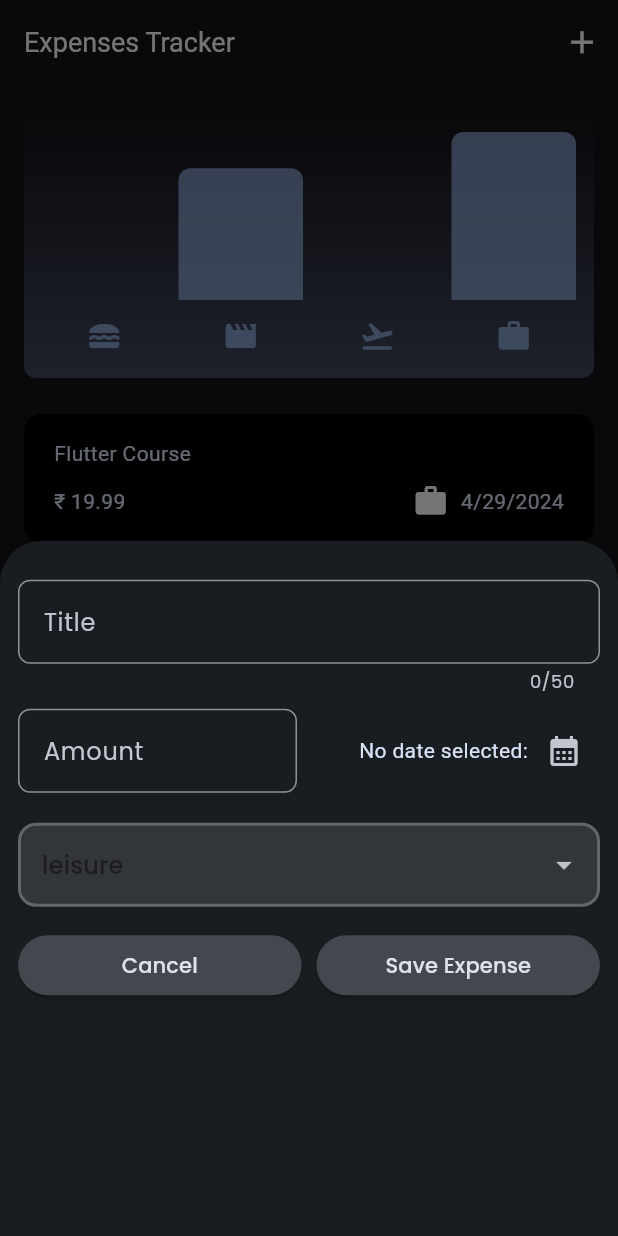
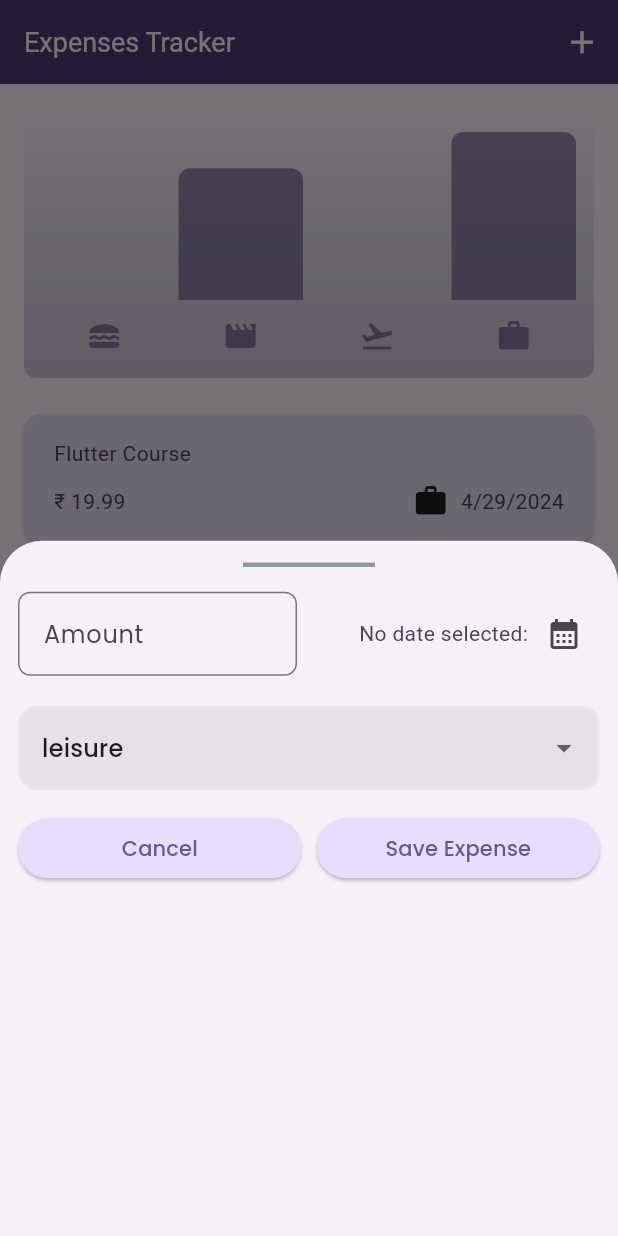
Before and after one commit to Krupal19/Expense-Tracker, a Flutter app: the screen it shows after launch, after a tap on the "add" icon, on a phone screen of 412 x 824 dp. Run offline on Flutter 3.47's test engine with Material 3 defaults, Android fonts, the phone set to English and light mode, and no system bars; our stand-ins replace google_fonts.

Commit message:
Responsive code add in some file

```diff
--- a/lib/main.dart
+++ b/lib/main.dart
@@ -5,11 +5,14 @@ import 'package:google_fonts/google_fonts.dart';
 
 void main() {
   // Below code is user rotate phone but not app in landscape
-  WidgetsFlutterBinding.ensureInitialized();
+  /*WidgetsFlutterBinding.ensureInitialized();
   SystemChrome.setPreferredOrientations([DeviceOrientation.portraitUp]).then(
     (value) => runApp(
       const MyApp(),
     ),
+  );*/
+  runApp(
+    const MyApp(),
   );
 }
 
@@ -88,7 +91,7 @@ class MyApp extends StatelessWidget {
         snackBarTheme: const SnackBarThemeData()
             .copyWith(backgroundColor: kColorSeed.onPrimaryContainer),
       ),
-      themeMode: ThemeMode.dark,
+      // themeMode: ThemeMode.dark,
       home: const Expenses(),
     );
   }
--- a/lib/widgets/expenses.dart
+++ b/lib/widgets/expenses.dart
@@ -29,6 +29,8 @@ class _ExpensesState extends State<Expenses> {
 
   void _openAddExpenseOverlay() {
     showModalBottomSheet(
+      useSafeArea: true,
+      isScrollControlled: false,
       context: context,
       builder: (ctx) => NewExpense(
         onAddExpense: _addExpense,
@@ -68,6 +70,11 @@ class _ExpensesState extends State<Expenses> {
 
   @override
   Widget build(BuildContext context) {
+    // Below line check device width and height
+    // print(MediaQuery.of(context).size.width);
+    // print(MediaQuery.of(context).size.height);
+    final width = MediaQuery.of(context).size.width;
+
     Widget mainContent = const Center(
       child: Text(
         'No Expenses found. Start adding some!',
@@ -100,15 +107,26 @@ class _ExpensesState extends State<Expenses> {
           )
         ],
       ),
-      body: Center(
-        child: Column(
+      body: width < 600
+          ? Column(
               children: [
                 Chart(expenses: _registeredExpense),
                 Expanded(
                   child: mainContent,
+                ),
+              ],
             )
+          : Row(
+              children: [
+                Flexible(
+                  flex: 4,
+                  child: Chart(expenses: _registeredExpense),
+                ),
+                Flexible(
+                  flex: 6,
+                  child: mainContent,
+                ),
               ],
-        ),
             ),
     );
   }
--- a/lib/widgets/new_expense.dart
+++ b/lib/widgets/new_expense.dart
@@ -77,10 +77,19 @@ class _NewExpenseState extends State<NewExpense> {
 
   @override
   Widget build(BuildContext context) {
-    return Padding(
-      padding: const EdgeInsets.symmetric(vertical: 26, horizontal: 12),
+    return LayoutBuilder(builder: (ctx, constraints) {
+      final width = constraints.maxWidth;
+      return SizedBox(
+        height: double.infinity,
+        child: SingleChildScrollView(
+          child: Padding(
+            // padding: const EdgeInsets.symmetric(vertical: 26, horizontal: 12),
+            padding: const EdgeInsets.fromLTRB(12, 8, 12, 10),
             child: Column(
               crossAxisAlignment: CrossAxisAlignment.stretch,
+              children: [
+                if (width >= 600)
+                  Row(
                     children: [
                       TextField(
                         controller: _titleController,
@@ -96,6 +105,16 @@ class _NewExpenseState extends State<NewExpense> {
                             ),
                           ),
                         ),
+                      ),
+                      const SizedBox(width: 24),
+                    ],
+                  )
+                else
+                const Divider(
+                  thickness: 3,
+                  indent: 150,
+                  endIndent: 150,
+                  color: Color(0xFF8A99A2),
                 ),
                 const SizedBox(height: 10),
                 Row(
@@ -142,11 +161,13 @@ class _NewExpenseState extends State<NewExpense> {
                 DropdownButtonFormField(
                   decoration: InputDecoration(
                     border: OutlineInputBorder(
-                borderSide: const BorderSide(color: Colors.white24, width: 2),
+                      borderSide:
+                          const BorderSide(color: Colors.white24, width: 2),
                       borderRadius: BorderRadius.circular(12),
                     ),
                     enabledBorder: OutlineInputBorder(
-                borderSide: const BorderSide(color: Colors.white24, width: 2),
+                      borderSide:
+                          const BorderSide(color: Colors.white24, width: 2),
                       borderRadius: BorderRadius.circular(12),
                     ),
                     filled: true,
@@ -194,6 +215,9 @@ class _NewExpenseState extends State<NewExpense> {
                 )
               ],
             ),
+          ),
+        ),
       );
+    });
   }
 }
```
Lines whose indentation alone changed are shown as unchanged.
